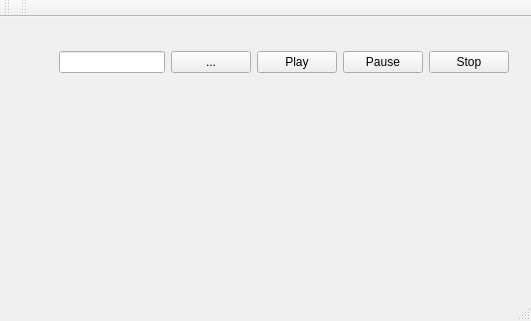
tbigad/plainCPP, file audioClass/audioClass/mainwindow.ui: the form before one commit.
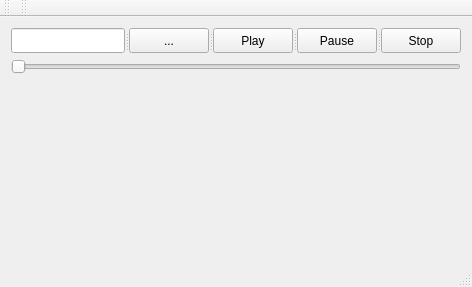
The form after the commit.

Diff of the .ui file:
```diff
--- a/audioClass/audioClass/mainwindow.ui
+++ b/audioClass/audioClass/mainwindow.ui
@@ -6,77 +6,103 @@
    <rect>
     <x>0</x>
     <y>0</y>
-    <width>531</width>
-    <height>321</height>
+    <width>472</width>
+    <height>287</height>
    </rect>
   </property>
+  <property name="sizePolicy">
+   <sizepolicy hsizetype="Expanding" vsizetype="Expanding">
+    <horstretch>0</horstretch>
+    <verstretch>0</verstretch>
+   </sizepolicy>
+  </property>
   <property name="windowTitle">
    <string>MainWindow</string>
   </property>
   <widget class="QWidget" name="centralWidget">
-   <widget class="QWidget" name="gridLayoutWidget">
-    <property name="geometry">
-     <rect>
-      <x>9</x>
-      <y>0</y>
-      <width>511</width>
-      <height>91</height>
-     </rect>
-    </property>
-    <layout class="QGridLayout" name="gridLayout" rowstretch="0">
-     <property name="sizeConstraint">
-      <enum>QLayout::SetDefaultConstraint</enum>
-     </property>
-     <property name="leftMargin">
-      <number>50</number>
-     </property>
-     <item row="0" column="2">
-      <widget class="QPushButton" name="playButton_1">
-       <property name="text">
-        <string>Play</string>
-       </property>
-      </widget>
-     </item>
-     <item row="0" column="1">
-      <widget class="QPushButton" name="openFileButton_1">
-       <property name="text">
-        <string>...</string>
-       </property>
-      </widget>
-     </item>
-     <item row="0" column="0" alignment="Qt::AlignHCenter">
+   <property name="sizePolicy">
+    <sizepolicy hsizetype="Expanding" vsizetype="Expanding">
+     <horstretch>0</horstretch>
+     <verstretch>0</verstretch>
+    </sizepolicy>
+   </property>
+   <layout class="QGridLayout" name="gridLayout">
+    <item row="0" column="0">
+     <layout class="QVBoxLayout" name="verticalLayout">
+      <item>
+       <widget class="QSplitter" name="splitter">
+        <property name="sizePolicy">
+         <sizepolicy hsizetype="Expanding" vsizetype="Expanding">
+          <horstretch>0</horstretch>
+          <verstretch>0</verstretch>
+         </sizepolicy>
+        </property>
+        <property name="orientation">
+         <enum>Qt::Horizontal</enum>
+        </property>
       <widget class="QLineEdit" name="filePath">
+         <property name="sizePolicy">
+          <sizepolicy hsizetype="Expanding" vsizetype="Expanding">
+           <horstretch>120</horstretch>
+           <verstretch>25</verstretch>
+          </sizepolicy>
+         </property>
+         <property name="maximumSize">
+          <size>
+           <width>850</width>
+           <height>25</height>
+          </size>
+         </property>
        <property name="readOnly">
         <bool>true</bool>
        </property>
       </widget>
-     </item>
-     <item row="0" column="3">
+        <widget class="QPushButton" name="openFileButton_1">
+         <property name="sizePolicy">
+          <sizepolicy hsizetype="Minimum" vsizetype="Maximum">
+           <horstretch>0</horstretch>
+           <verstretch>0</verstretch>
+          </sizepolicy>
+         </property>
+         <property name="text">
+          <string>...</string>
+         </property>
+        </widget>
+        <widget class="QPushButton" name="playButton_1">
+         <property name="sizePolicy">
+          <sizepolicy hsizetype="Minimum" vsizetype="Maximum">
+           <horstretch>0</horstretch>
+           <verstretch>0</verstretch>
+          </sizepolicy>
+         </property>
+         <property name="text">
+          <string>Play</string>
+         </property>
+        </widget>
       <widget class="QPushButton" name="pauseButton_1">
+         <property name="sizePolicy">
+          <sizepolicy hsizetype="Minimum" vsizetype="Maximum">
+           <horstretch>0</horstretch>
+           <verstretch>0</verstretch>
+          </sizepolicy>
+         </property>
        <property name="text">
         <string>Pause</string>
        </property>
       </widget>
-     </item>
-     <item row="0" column="4">
       <widget class="QPushButton" name="stopButton_1">
+         <property name="sizePolicy">
+          <sizepolicy hsizetype="Minimum" vsizetype="Maximum">
+           <horstretch>0</horstretch>
+           <verstretch>0</verstretch>
+          </sizepolicy>
+         </property>
        <property name="text">
         <string>Stop</string>
        </property>
       </widget>
-     </item>
-    </layout>
-   </widget>
-   <widget class="QWidget" name="verticalLayoutWidget">
-    <property name="geometry">
-     <rect>
-      <x>10</x>
-      <y>100</y>
-      <width>511</width>
-      <height>17</height>
-     </rect>
-    </property>
-    <layout class="QHBoxLayout" name="horizontalLayout">
+       </widget>
+      </item>
      <item>
       <widget class="QSlider" name="volumeSlider">
        <property name="maximum">
@@ -88,7 +114,26 @@
       </widget>
      </item>
     </layout>
-   </widget>
+    </item>
+    <item row="1" column="0">
+     <spacer name="verticalSpacer">
+      <property name="orientation">
+       <enum>Qt::Vertical</enum>
+      </property>
+      <property name="sizeHint" stdset="0">
+       <size>
+        <width>20</width>
+        <height>40</height>
+       </size>
+      </property>
+     </spacer>
+    </item>
+   </layout>
+   <zorder>gridLayoutWidget</zorder>
+   <zorder>verticalLayoutWidget</zorder>
+   <zorder>volumeSlider</zorder>
+   <zorder>splitter_2</zorder>
+   <zorder>verticalSpacer</zorder>
   </widget>
   <widget class="QMenuBar" name="menuBar">
    <property name="geometry">
```
Left out of the diff: 2 changed lines with no effect on the pictures. Lines whose indentation alone changed are shown as unchanged.
